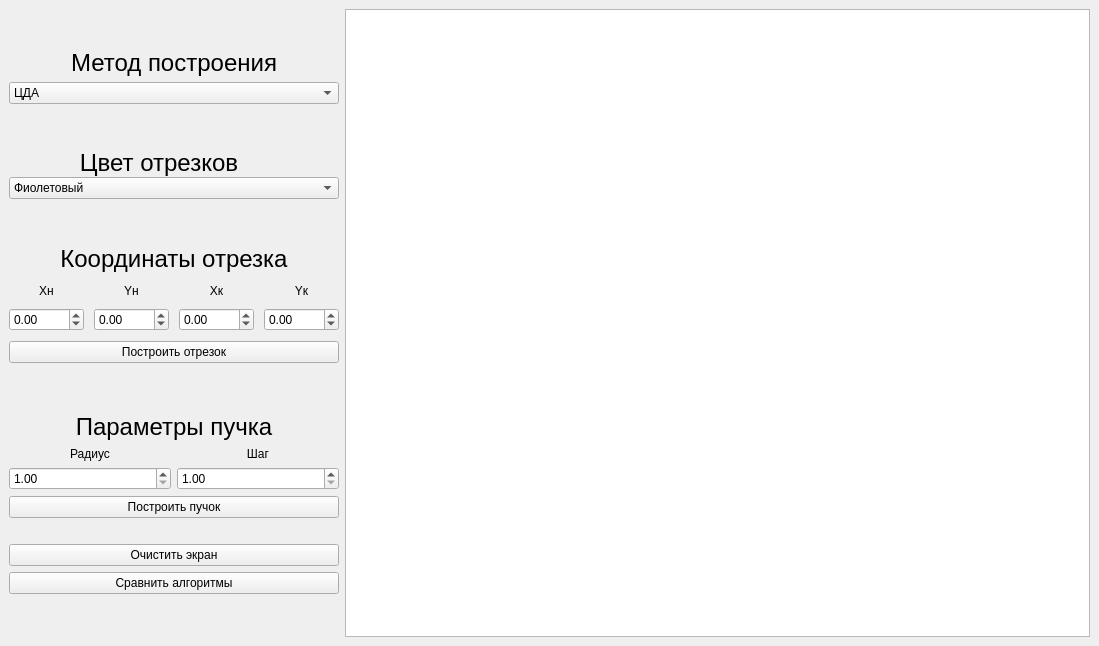
The window that lab_03/mainwindow.ui (Pangolierchick/IU7-Computer-Graphics) describes before a commit, drawn with Qt 5.
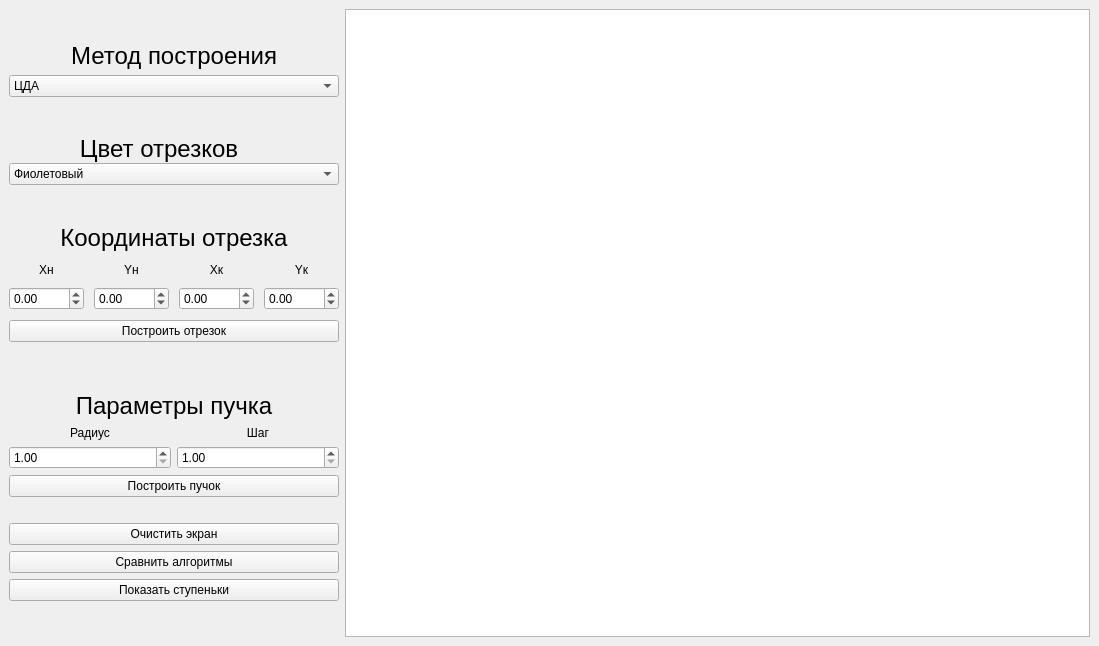
The same window after the commit.

Patch:
```diff
--- a/lab_03/mainwindow.ui
+++ b/lab_03/mainwindow.ui
@@ -542,6 +542,13 @@
             </property>
            </widget>
           </item>
+          <item>
+           <widget class="QPushButton" name="pushButton">
+            <property name="text">
+             <string>Показать ступеньки</string>
+            </property>
+           </widget>
+          </item>
          </layout>
         </item>
        </layout>
```
